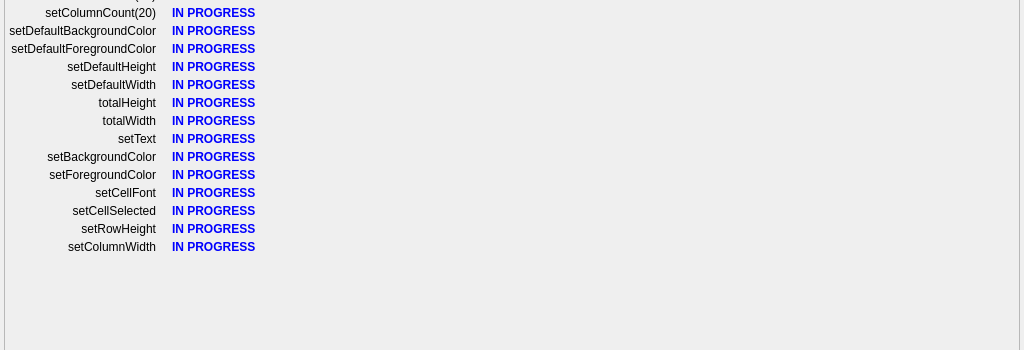
Before: the Qt Designer form src/main/testdialog.ui in Gris87/Qt_FastTableWidget, drawn with Qt 5; both pictures show x 0 to 1024 and y 111 to 461 of the 1024 by 768 pixel window.
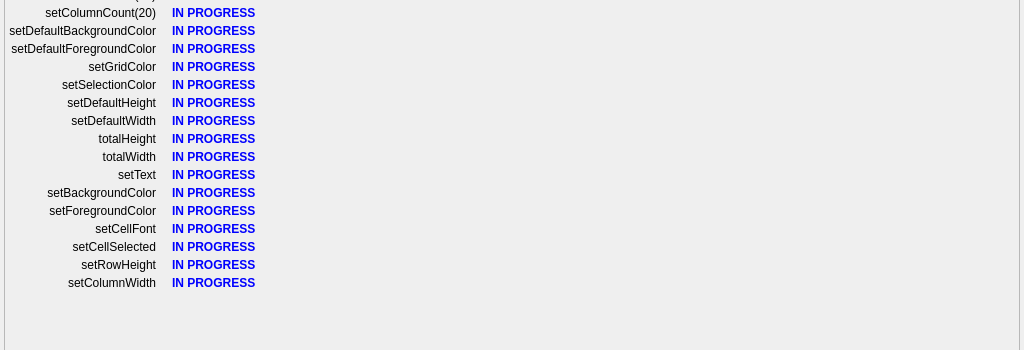
After: the same form once the commit is applied.

Commit message: Paint cell with a specific options

The edit to the form file:
```diff
--- a/src/main/testdialog.ui
+++ b/src/main/testdialog.ui
@@ -522,7 +522,7 @@
              </property>
             </widget>
            </item>
-           <item row="9" column="0">
+           <item row="11" column="0">
             <widget class="QLabel" name="setDefHeightLabel">
              <property name="text">
               <string>setDefaultHeight</string>
@@ -532,7 +532,7 @@
              </property>
             </widget>
            </item>
-           <item row="9" column="2">
+           <item row="11" column="2">
             <widget class="QLabel" name="setDefHeightResLabel">
              <property name="sizePolicy">
               <sizepolicy hsizetype="MinimumExpanding" vsizetype="Preferred">
@@ -588,7 +588,7 @@
              </property>
             </widget>
            </item>
-           <item row="10" column="0">
+           <item row="12" column="0">
             <widget class="QLabel" name="setDefWidthLabel">
              <property name="text">
               <string>setDefaultWidth</string>
@@ -598,63 +598,63 @@
              </property>
             </widget>
            </item>
-           <item row="10" column="2">
-            <widget class="QLabel" name="setDefWidthResLabel">
-             <property name="sizePolicy">
-              <sizepolicy hsizetype="MinimumExpanding" vsizetype="Preferred">
-               <horstretch>0</horstretch>
-               <verstretch>0</verstretch>
-              </sizepolicy>
-             </property>
-             <property name="palette">
-              <palette>
-               <active>
-                <colorrole role="WindowText">
-                 <brush brushstyle="SolidPattern">
-                  <color alpha="255">
-                   <red>0</red>
-                   <green>0</green>
-                   <blue>255</blue>
-                  </color>
-                 </brush>
-                </colorrole>
-               </active>
-               <inactive>
-                <colorrole role="WindowText">
-                 <brush brushstyle="SolidPattern">
-                  <color alpha="255">
-                   <red>0</red>
-                   <green>0</green>
-                   <blue>255</blue>
-                  </color>
-                 </brush>
-                </colorrole>
-               </inactive>
-               <disabled>
-                <colorrole role="WindowText">
-                 <brush brushstyle="SolidPattern">
-                  <color alpha="255">
-                   <red>120</red>
-                   <green>120</green>
-                   <blue>120</blue>
-                  </color>
-                 </brush>
-                </colorrole>
-               </disabled>
-              </palette>
-             </property>
-             <property name="font">
-              <font>
-               <weight>75</weight>
-               <bold>true</bold>
-              </font>
-             </property>
-             <property name="text">
-              <string>IN PROGRESS</string>
-             </property>
-            </widget>
-           </item>
            <item row="12" column="2">
+            <widget class="QLabel" name="setDefWidthResLabel">
+             <property name="sizePolicy">
+              <sizepolicy hsizetype="MinimumExpanding" vsizetype="Preferred">
+               <horstretch>0</horstretch>
+               <verstretch>0</verstretch>
+              </sizepolicy>
+             </property>
+             <property name="palette">
+              <palette>
+               <active>
+                <colorrole role="WindowText">
+                 <brush brushstyle="SolidPattern">
+                  <color alpha="255">
+                   <red>0</red>
+                   <green>0</green>
+                   <blue>255</blue>
+                  </color>
+                 </brush>
+                </colorrole>
+               </active>
+               <inactive>
+                <colorrole role="WindowText">
+                 <brush brushstyle="SolidPattern">
+                  <color alpha="255">
+                   <red>0</red>
+                   <green>0</green>
+                   <blue>255</blue>
+                  </color>
+                 </brush>
+                </colorrole>
+               </inactive>
+               <disabled>
+                <colorrole role="WindowText">
+                 <brush brushstyle="SolidPattern">
+                  <color alpha="255">
+                   <red>120</red>
+                   <green>120</green>
+                   <blue>120</blue>
+                  </color>
+                 </brush>
+                </colorrole>
+               </disabled>
+              </palette>
+             </property>
+             <property name="font">
+              <font>
+               <weight>75</weight>
+               <bold>true</bold>
+              </font>
+             </property>
+             <property name="text">
+              <string>IN PROGRESS</string>
+             </property>
+            </widget>
+           </item>
+           <item row="14" column="2">
             <widget class="QLabel" name="totalWidthResLabel">
              <property name="sizePolicy">
               <sizepolicy hsizetype="MinimumExpanding" vsizetype="Preferred">
@@ -710,7 +710,7 @@
              </property>
             </widget>
            </item>
-           <item row="11" column="2">
+           <item row="13" column="2">
             <widget class="QLabel" name="totalHeightResLabel">
              <property name="sizePolicy">
               <sizepolicy hsizetype="MinimumExpanding" vsizetype="Preferred">
@@ -766,7 +766,7 @@
              </property>
             </widget>
            </item>
-           <item row="11" column="0">
+           <item row="13" column="0">
             <widget class="QLabel" name="totalHeightLabel">
              <property name="text">
               <string>totalHeight</string>
@@ -776,7 +776,7 @@
              </property>
             </widget>
            </item>
-           <item row="12" column="0">
+           <item row="14" column="0">
             <widget class="QLabel" name="totalWidthLabel">
              <property name="text">
               <string>totalWidth</string>
@@ -786,7 +786,7 @@
              </property>
             </widget>
            </item>
-           <item row="14" column="0">
+           <item row="16" column="0">
             <widget class="QLabel" name="setBackgroundLabel">
              <property name="text">
               <string>setBackgroundColor</string>
@@ -796,7 +796,7 @@
              </property>
             </widget>
            </item>
-           <item row="14" column="2">
+           <item row="16" column="2">
             <widget class="QLabel" name="setBackgroundResLabel">
              <property name="sizePolicy">
               <sizepolicy hsizetype="MinimumExpanding" vsizetype="Preferred">
@@ -852,7 +852,7 @@
              </property>
             </widget>
            </item>
-           <item row="13" column="0">
+           <item row="15" column="0">
             <widget class="QLabel" name="setTextLabel">
              <property name="text">
               <string>setText</string>
@@ -862,7 +862,7 @@
              </property>
             </widget>
            </item>
-           <item row="13" column="2">
+           <item row="15" column="2">
             <widget class="QLabel" name="setTextResLabel">
              <property name="sizePolicy">
               <sizepolicy hsizetype="MinimumExpanding" vsizetype="Preferred">
@@ -918,7 +918,7 @@
              </property>
             </widget>
            </item>
-           <item row="15" column="0">
+           <item row="17" column="0">
             <widget class="QLabel" name="setForegroundLabel">
              <property name="text">
               <string>setForegroundColor</string>
@@ -928,7 +928,7 @@
              </property>
             </widget>
            </item>
-           <item row="15" column="2">
+           <item row="17" column="2">
             <widget class="QLabel" name="setForegroundResLabel">
              <property name="sizePolicy">
               <sizepolicy hsizetype="MinimumExpanding" vsizetype="Preferred">
@@ -984,7 +984,7 @@
              </property>
             </widget>
            </item>
-           <item row="16" column="0">
+           <item row="18" column="0">
             <widget class="QLabel" name="setCellFontLabel">
              <property name="text">
               <string>setCellFont</string>
@@ -994,7 +994,7 @@
              </property>
             </widget>
            </item>
-           <item row="17" column="0">
+           <item row="19" column="0">
             <widget class="QLabel" name="setCellSelectedLabel">
              <property name="text">
               <string>setCellSelected</string>
@@ -1004,7 +1004,7 @@
              </property>
             </widget>
            </item>
-           <item row="16" column="2">
+           <item row="18" column="2">
             <widget class="QLabel" name="setCellFontResLabel">
              <property name="sizePolicy">
               <sizepolicy hsizetype="MinimumExpanding" vsizetype="Preferred">
@@ -1060,63 +1060,63 @@
              </property>
             </widget>
            </item>
-           <item row="17" column="2">
-            <widget class="QLabel" name="setCellSelectedResLabel">
-             <property name="sizePolicy">
-              <sizepolicy hsizetype="MinimumExpanding" vsizetype="Preferred">
-               <horstretch>0</horstretch>
-               <verstretch>0</verstretch>
-              </sizepolicy>
-             </property>
-             <property name="palette">
-              <palette>
-               <active>
-                <colorrole role="WindowText">
-                 <brush brushstyle="SolidPattern">
-                  <color alpha="255">
-                   <red>0</red>
-                   <green>0</green>
-                   <blue>255</blue>
-                  </color>
-                 </brush>
-                </colorrole>
-               </active>
-               <inactive>
-                <colorrole role="WindowText">
-                 <brush brushstyle="SolidPattern">
-                  <color alpha="255">
-                   <red>0</red>
-                   <green>0</green>
-                   <blue>255</blue>
-                  </color>
-                 </brush>
-                </colorrole>
-               </inactive>
-               <disabled>
-                <colorrole role="WindowText">
-                 <brush brushstyle="SolidPattern">
-                  <color alpha="255">
-                   <red>120</red>
-                   <green>120</green>
-                   <blue>120</blue>
-                  </color>
-                 </brush>
-                </colorrole>
-               </disabled>
-              </palette>
-             </property>
-             <property name="font">
-              <font>
-               <weight>75</weight>
-               <bold>true</bold>
-              </font>
-             </property>
-             <property name="text">
-              <string>IN PROGRESS</string>
-             </property>
-            </widget>
-           </item>
            <item row="19" column="2">
+            <widget class="QLabel" name="setCellSelectedResLabel">
+             <property name="sizePolicy">
+              <sizepolicy hsizetype="MinimumExpanding" vsizetype="Preferred">
+               <horstretch>0</horstretch>
+               <verstretch>0</verstretch>
+              </sizepolicy>
+             </property>
+             <property name="palette">
+              <palette>
+               <active>
+                <colorrole role="WindowText">
+                 <brush brushstyle="SolidPattern">
+                  <color alpha="255">
+                   <red>0</red>
+                   <green>0</green>
+                   <blue>255</blue>
+                  </color>
+                 </brush>
+                </colorrole>
+               </active>
+               <inactive>
+                <colorrole role="WindowText">
+                 <brush brushstyle="SolidPattern">
+                  <color alpha="255">
+                   <red>0</red>
+                   <green>0</green>
+                   <blue>255</blue>
+                  </color>
+                 </brush>
+                </colorrole>
+               </inactive>
+               <disabled>
+                <colorrole role="WindowText">
+                 <brush brushstyle="SolidPattern">
+                  <color alpha="255">
+                   <red>120</red>
+                   <green>120</green>
+                   <blue>120</blue>
+                  </color>
+                 </brush>
+                </colorrole>
+               </disabled>
+              </palette>
+             </property>
+             <property name="font">
+              <font>
+               <weight>75</weight>
+               <bold>true</bold>
+              </font>
+             </property>
+             <property name="text">
+              <string>IN PROGRESS</string>
+             </property>
+            </widget>
+           </item>
+           <item row="21" column="2">
             <widget class="QLabel" name="setColumnWidthResLabel">
              <property name="sizePolicy">
               <sizepolicy hsizetype="MinimumExpanding" vsizetype="Preferred">
@@ -1172,7 +1172,7 @@
              </property>
             </widget>
            </item>
-           <item row="18" column="2">
+           <item row="20" column="2">
             <widget class="QLabel" name="setRowHeightResLabel">
              <property name="sizePolicy">
               <sizepolicy hsizetype="MinimumExpanding" vsizetype="Preferred">
@@ -1228,7 +1228,7 @@
              </property>
             </widget>
            </item>
-           <item row="18" column="0">
+           <item row="20" column="0">
             <widget class="QLabel" name="setRowHeightLabel">
              <property name="text">
               <string>setRowHeight</string>
@@ -1238,7 +1238,7 @@
              </property>
             </widget>
            </item>
-           <item row="19" column="0">
+           <item row="21" column="0">
             <widget class="QLabel" name="setColumnWidthLabel">
              <property name="text">
               <string>setColumnWidth</string>
@@ -1326,6 +1326,138 @@
            </item>
            <item row="6" column="2">
             <widget class="QLabel" name="setCol20ResLabel2">
+             <property name="sizePolicy">
+              <sizepolicy hsizetype="MinimumExpanding" vsizetype="Preferred">
+               <horstretch>0</horstretch>
+               <verstretch>0</verstretch>
+              </sizepolicy>
+             </property>
+             <property name="palette">
+              <palette>
+               <active>
+                <colorrole role="WindowText">
+                 <brush brushstyle="SolidPattern">
+                  <color alpha="255">
+                   <red>0</red>
+                   <green>0</green>
+                   <blue>255</blue>
+                  </color>
+                 </brush>
+                </colorrole>
+               </active>
+               <inactive>
+                <colorrole role="WindowText">
+                 <brush brushstyle="SolidPattern">
+                  <color alpha="255">
+                   <red>0</red>
+                   <green>0</green>
+                   <blue>255</blue>
+                  </color>
+                 </brush>
+                </colorrole>
+               </inactive>
+               <disabled>
+                <colorrole role="WindowText">
+                 <brush brushstyle="SolidPattern">
+                  <color alpha="255">
+                   <red>120</red>
+                   <green>120</green>
+                   <blue>120</blue>
+                  </color>
+                 </brush>
+                </colorrole>
+               </disabled>
+              </palette>
+             </property>
+             <property name="font">
+              <font>
+               <weight>75</weight>
+               <bold>true</bold>
+              </font>
+             </property>
+             <property name="text">
+              <string>IN PROGRESS</string>
+             </property>
+            </widget>
+           </item>
+           <item row="10" column="0">
+            <widget class="QLabel" name="setSelectionColorLabel">
+             <property name="text">
+              <string>setSelectionColor</string>
+             </property>
+             <property name="alignment">
+              <set>Qt::AlignRight|Qt::AlignTrailing|Qt::AlignVCenter</set>
+             </property>
+            </widget>
+           </item>
+           <item row="10" column="2">
+            <widget class="QLabel" name="setSelectionColorResLabel">
+             <property name="sizePolicy">
+              <sizepolicy hsizetype="MinimumExpanding" vsizetype="Preferred">
+               <horstretch>0</horstretch>
+               <verstretch>0</verstretch>
+              </sizepolicy>
+             </property>
+             <property name="palette">
+              <palette>
+               <active>
+                <colorrole role="WindowText">
+                 <brush brushstyle="SolidPattern">
+                  <color alpha="255">
+                   <red>0</red>
+                   <green>0</green>
+                   <blue>255</blue>
+                  </color>
+                 </brush>
+                </colorrole>
+               </active>
+               <inactive>
+                <colorrole role="WindowText">
+                 <brush brushstyle="SolidPattern">
+                  <color alpha="255">
+                   <red>0</red>
+                   <green>0</green>
+                   <blue>255</blue>
+                  </color>
+                 </brush>
+                </colorrole>
+               </inactive>
+               <disabled>
+                <colorrole role="WindowText">
+                 <brush brushstyle="SolidPattern">
+                  <color alpha="255">
+                   <red>120</red>
+                   <green>120</green>
+                   <blue>120</blue>
+                  </color>
+                 </brush>
+                </colorrole>
+               </disabled>
+              </palette>
+             </property>
+             <property name="font">
+              <font>
+               <weight>75</weight>
+               <bold>true</bold>
+              </font>
+             </property>
+             <property name="text">
+              <string>IN PROGRESS</string>
+             </property>
+            </widget>
+           </item>
+           <item row="9" column="0">
+            <widget class="QLabel" name="setGridColorLabel">
+             <property name="text">
+              <string>setGridColor</string>
+             </property>
+             <property name="alignment">
+              <set>Qt::AlignRight|Qt::AlignTrailing|Qt::AlignVCenter</set>
+             </property>
+            </widget>
+           </item>
+           <item row="9" column="2">
+            <widget class="QLabel" name="setGridColorResLabel">
              <property name="sizePolicy">
               <sizepolicy hsizetype="MinimumExpanding" vsizetype="Preferred">
                <horstretch>0</horstretch>
```
The commit also changes 6 other files.
